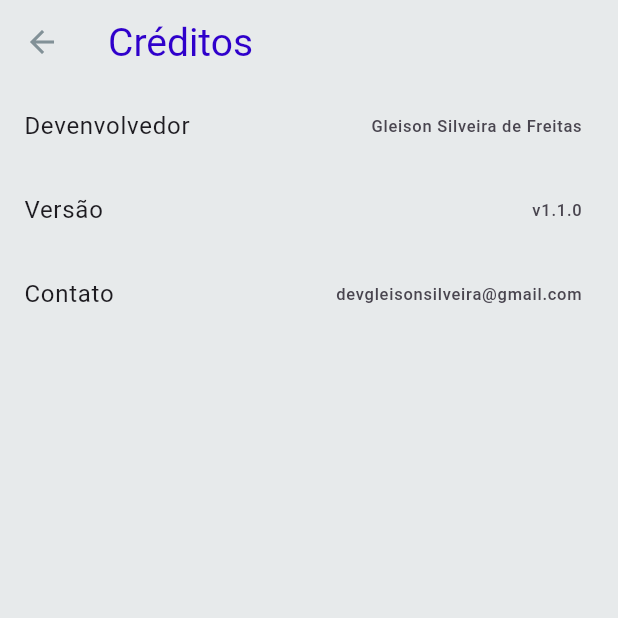
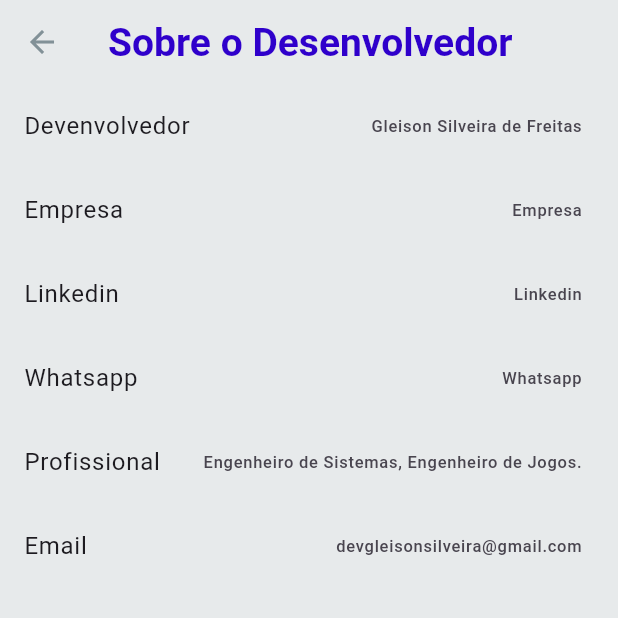
Before and after one commit to gleison1986CEO/MEMORY_GAME_GOV, a Flutter app: the CreditsScreen screen opened by its route, on a phone screen of 412 x 824 dp, the top half of it. Run offline on Flutter 3.47's test engine with Material 3 defaults, Android fonts, the light colour scheme and no system bars; our stand-ins replace auto_size_text, flutter_svg, package_info_plus, page_transition, shared_preferences; accounts and stored records are empty; project files that could hold a hidden picture were left out.

Commit message:
MEMORYGAME

```diff
--- a/GOV_MEMORY_GAME/lib/global/global.dart
+++ b/GOV_MEMORY_GAME/lib/global/global.dart
@@ -42,34 +42,14 @@ class _Colors {
 
 class _GameThemeGradients {
   final Map<GameTheme, Gradient> gradients = {
-    GameTheme.concentration: const LinearGradient(
-      begin: Alignment.topLeft,
-      end: Alignment.bottomRight,
-      colors: [
-        Color(0XFFFF9999),
-        Color(0XFFBC1B6F),
-      ],
-    ),
-    GameTheme.olive: const LinearGradient(
-      begin: Alignment.topLeft,
-      end: Alignment.bottomRight,
-      colors: [
-        Color(0XFFD12229),
-        Color(0XFFF68A1E),
-        Color(0XFFFDE01A),
-        Color(0XFF007940),
-        Color(0XFF732982),
-        Color(0XFF24408E),
-      ],
-    ),
     GameTheme.retro: const LinearGradient(
       begin: Alignment.topCenter,
       end: Alignment.bottomCenter,
       colors: [
-        Color(0XFF16A9FF),
-        Color(0XFFBEE8FE),
-        Color(0XFF4CCF4D),
-        Color(0XFF855203),
+        Color.fromARGB(255, 25, 0, 255),
+        Color.fromARGB(255, 253, 253, 253),
+        Color.fromARGB(255, 255, 213, 0),
+        Color.fromARGB(255, 0, 0, 0),
       ],
       stops: [
         0.55,
--- a/GOV_MEMORY_GAME/lib/providers/settings_provider.dart
+++ b/GOV_MEMORY_GAME/lib/providers/settings_provider.dart
@@ -11,7 +11,7 @@ class SettingsProvider extends ChangeNotifier {
   MapSize _mapSize = MapSize.fourxfour;
   MapSize get mapSize => _mapSize;
 
-  GameTheme _gameTheme = GameTheme.concentration;
+  GameTheme _gameTheme = GameTheme.retro;
   GameTheme get gameTheme => _gameTheme;
 
   Difficulty _difficulty = Difficulty.easy;
@@ -30,7 +30,7 @@ class SettingsProvider extends ChangeNotifier {
       prefs.getString('mapSize') ?? MapSize.fourxfour.name,
     );
     _gameTheme = GameTheme.values.byName(
-      prefs.getString('gameTheme') ?? GameTheme.concentration.name,
+      prefs.getString('gameTheme') ?? GameTheme.retro.name,
     );
     _difficulty = Difficulty.values.byName(
       prefs.getString('difficulty') ?? 'easy',
--- a/GOV_MEMORY_GAME/lib/screens/credits_screen.dart
+++ b/GOV_MEMORY_GAME/lib/screens/credits_screen.dart
@@ -11,11 +11,11 @@ class CreditsScreen extends StatefulWidget {
 
 class _CreditsScreenState extends State<CreditsScreen> {
   PackageInfo _packageInfo = PackageInfo(
-    appName: 'Unknown',
-    packageName: 'Unknown',
-    version: 'Unknown',
-    buildNumber: 'Unknown',
-    buildSignature: 'Unknown',
+    appName: 'Desenvolvimento Sustentável Game',
+    packageName: 'com.houseofcode.memoria',
+    version: '1.0.2025',
+    buildNumber: '1.0.2025',
+    buildSignature: 'com.houseofcode.memoria',
   );
 
   Future<void> _initPackageInfo() async {
@@ -34,27 +34,63 @@ class _CreditsScreenState extends State<CreditsScreen> {
   @override
   Widget build(BuildContext context) {
     return Scaffold(
-      appBar: AppBar(title: const Text('Créditos')),
+      appBar: AppBar(
+        title: const Text(
+          'Sobre o Desenvolvedor',
+          style: TextStyle(fontWeight: FontWeight.bold),
+        ),
+        elevation: 0,
+      ),
       body: ListView(
         children: [
           const ListTile(
             title: Text('Devenvolvedor'),
             trailing: Text('Gleison Silveira de Freitas'),
           ),
-
           ListTile(
-            title: const Text('Versão'),
-            trailing: Text('v${_packageInfo.version}'),
+            title: const Text('Empresa'),
+            trailing: const Text('Empresa'),
+            onTap: () async {
+              final String url = "https://houseofcode.pro";
+              if (await canLaunch(url)) {
+                await launch(url);
+              }
+            },
           ),
           ListTile(
-            title: const Text('Contato'),
+            title: const Text('Linkedin'),
+            trailing: const Text('Linkedin'),
+            onTap: () async {
+              final String url =
+                  "https://www.linkedin.com/in/gleison-silveira-de-freitas-04385022b/";
+              if (await canLaunch(url)) {
+                await launch(url);
+              }
+            },
+          ),
+          ListTile(
+            title: const Text('Whatsapp'),
+            trailing: const Text('Whatsapp'),
+            onTap: () async {
+              final String url =
+                  "https://api.whatsapp.com/send/?phone=5521965408033&text=Olá, Gostaria de conversar com a empresa HouseofCode...";
+              if (await canLaunch(url)) {
+                await launch(url);
+              }
+            },
+          ),
+          ListTile(
+            title: Text('Profissional'),
+            trailing: Text('Engenheiro de Sistemas, Engenheiro de Jogos.'),
+          ),
+          ListTile(
+            title: const Text('Email'),
             trailing: const Text('devgleisonsilveira@gmail.com'),
             onTap: () async {
               final Uri params = Uri(
                 scheme: 'mailto',
                 path: 'devgleisonsilveira@gmail.com',
-                query:
-                    'subject=App Feedback (${_packageInfo.version})',
+                query: 'subject=App Feedback (${_packageInfo.version})',
               );
 
               final String url = params.toString();
@@ -63,25 +99,6 @@ class _CreditsScreenState extends State<CreditsScreen> {
               }
             },
           ),
-          // ListTile(
-          //   title: const Text('Repo'),
-          //   trailing: const Text('github.com/ChrisStayte/Concentration'),
-          //   onTap: () async {
-          //     final Uri params = Uri(
-          //         scheme: 'https',
-          //         path: 'www.github.com/ChrisStayte/Concentration');
-
-          //     final String url = params.toString();
-          //     if (await canLaunch(url)) {
-          //       await launch(url);
-          //     }
-          //   },
-          // ),
-          // ListTile(
-          //   title: const Text('View Licenses'),
-          //   trailing: const Icon(Icons.description),
-          //   onTap: () => showLicensePage(context: context),
-          // ),
         ],
       ),
     );
```
Also changed, not shown: GOV_MEMORY_GAME/lib/screens/home_screen.dart (+39 -7 lines), 9 other files.
